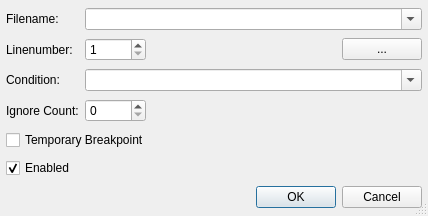
Before: the Qt Designer form Debugger/EditBreakpointDialog.ui in testmana2/test, drawn with Qt 5.
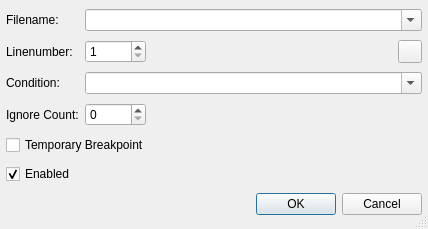
After: the same form once the commit is applied.

Commit message: Changed all the file or directory selection buttons to QToolButton and gave them an icon.

Patch:
```diff
--- a/Debugger/EditBreakpointDialog.ui
+++ b/Debugger/EditBreakpointDialog.ui
@@ -1,12 +1,12 @@
 <ui version="4.0" >
  <class>EditBreakpointDialog</class>
- <widget class="QDialog" name="EditBreakpointDialog" >
-  <property name="geometry" >
+ <widget class="QDialog" name="EditBreakpointDialog">
+  <property name="geometry">
    <rect>
     <x>0</x>
     <y>0</y>
     <width>428</width>
-    <height>216</height>
+    <height>229</height>
    </rect>
   </property>
   <property name="windowTitle" >
@@ -136,19 +136,9 @@
      </property>
     </spacer>
    </item>
-   <item row="1" column="3" >
-    <widget class="QPushButton" name="fileButton" >
-     <property name="toolTip" >
-      <string>Press to open a file selection dialog</string>
-     </property>
-     <property name="text" >
-      <string>...</string>
-     </property>
-    </widget>
-   </item>
-   <item row="1" column="0" >
-    <widget class="QLabel" name="textLabel2_2" >
-     <property name="text" >
+   <item row="1" column="0">
+    <widget class="QLabel" name="textLabel2_2">
+     <property name="text">
       <string>Linenumber:</string>
      </property>
     </widget>
@@ -174,9 +164,16 @@
      </property>
     </widget>
    </item>
+   <item row="1" column="3">
+    <widget class="QToolButton" name="fileButton">
+     <property name="toolTip">
+      <string>Press to open a file selection dialog</string>
+     </property>
+    </widget>
+   </item>
   </layout>
  </widget>
- <layoutdefault spacing="6" margin="6" />
+ <layoutdefault spacing="6" margin="6"/>
  <pixmapfunction>qPixmapFromMimeSource</pixmapfunction>
  <tabstops>
   <tabstop>filenameCombo</tabstop>
```
Left out of the diff: 119 changed lines with no effect on the pictures. The commit also changes 127 other files.
